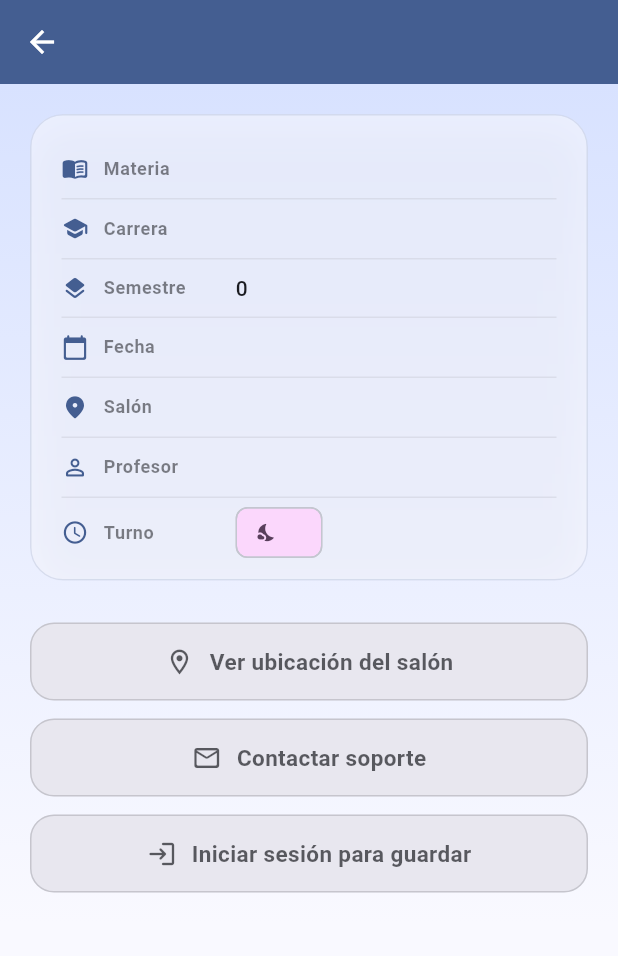
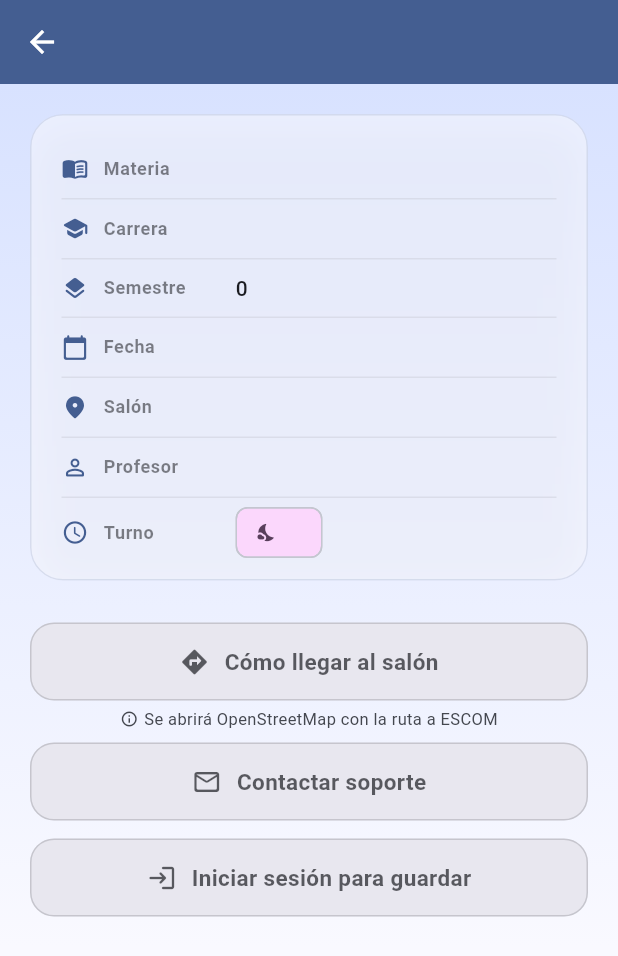
Before and after one commit to diegoyeo/DispositivosMoviles, a Flutter app: the ExamDetailPage screen opened directly with empty values, on a phone screen of 412 x 824 dp. Shown: the top 956 px of the screen. Run offline on Flutter 3.47's test engine with Material 3 defaults, Android fonts, the phone set to English and light mode, and no system bars; our stand-ins replace flutter_local_notifications, flutter_secure_storage, geolocator, local_auth, pdf, printing and 4 more; accounts and stored records are empty; network calls fail.

Commit message:
Version 0.9: ruta a ESCOM con geolocalizacion en detalle de examen
Co-Authored-By: Claude Sonnet 4.6 <noreply@anthropic.com>

```diff
--- a/lib/features/ets/presentation/pages/exam_detail_page.dart
+++ b/lib/features/ets/presentation/pages/exam_detail_page.dart
@@ -397,29 +397,51 @@ class _ExamDetailPageState extends State<ExamDetailPage>
                     crossAxisAlignment: CrossAxisAlignment.stretch,
                     children: [
                       _ActionButton(
-                        icon: Icons.location_on_outlined,
-                        label: 'Ver ubicación del salón',
+                        icon: Icons.directions_rounded,
+                        label: 'Cómo llegar al salón',
                         onPressed: () async {
                           final salon = widget.exam.salon;
                           if (salon.isEmpty ||
                               salon.toLowerCase().contains('por asignar')) {
                             ScaffoldMessenger.of(context).showSnackBar(
-                              const SnackBar(
-                                content:
-                                    Text('El salón aún no ha sido asignado'),
+                              SnackBar(
+                                content: const Text(
+                                  'El salón aún no ha sido asignado. '
+                                  'Se mostrará la ubicación de ESCOM',
+                                ),
+                                behavior: SnackBarBehavior.floating,
+                                shape: RoundedRectangleBorder(
+                                  borderRadius: BorderRadius.circular(12),
+                                ),
                               ),
                             );
-                            return;
                           }
-                          try {
-                            await LauncherService.openSalonMap(salon);
-                          } catch (e) {
-                            if (!mounted) return;
-                            ErrorHandler.show(context, e);
-                          }
+                          await LauncherService.openSalonRoute(
+                            context,
+                            salon,
+                          );
                         },
                       ),
-                      const SizedBox(height: 12),
+                      const SizedBox(height: 4),
+                      Row(
+                        mainAxisAlignment: MainAxisAlignment.center,
+                        children: [
+                          Icon(
+                            Icons.info_outline,
+                            size: 12,
+                            color: cs.onSurfaceVariant,
+                          ),
+                          const SizedBox(width: 4),
+                          Text(
+                            'Se abrirá OpenStreetMap con la ruta a ESCOM',
+                            style: TextStyle(
+                              fontSize: 11,
+                              color: cs.onSurfaceVariant,
+                            ),
+                          ),
+                        ],
+                      ),
+                      const SizedBox(height: 8),
                       _ActionButton(
                         icon: Icons.mail_outline_rounded,
                         label: 'Contactar soporte',
--- a/pubspec.yaml
+++ b/pubspec.yaml
@@ -48,6 +48,7 @@ dependencies:
   local_auth: ^3.0.1
   flutter_secure_storage: ^10.3.1
   url_launcher: ^6.3.2
+  geolocator: ^14.0.3
 
 dev_dependencies:
   flutter_test:
```
Also changed, not shown: lib/core/services/launcher_service.dart (+157 -8 lines), pubspec.lock, 1 other file.
